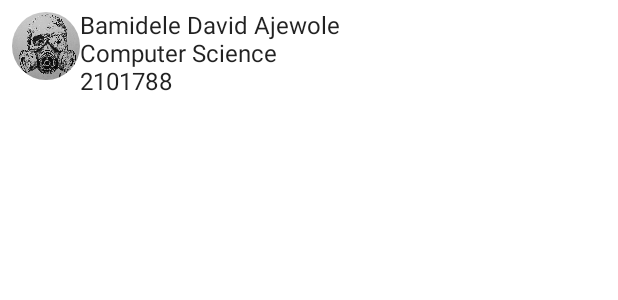
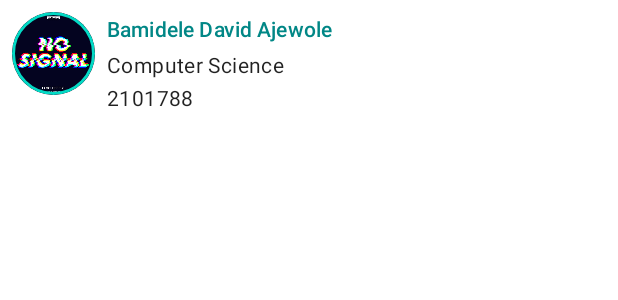
Before and after one commit to Bamidele1234/First_Compose_Project, an Android app built with Jetpack Compose: the @Preview function PreviewCard, on a phone screen of 412 x 824 dp. Shown: the top 300 px of the screen. Run offline under Robolectric (Android 15) with nearby library versions, the phone set to English and light mode, and no system bars.

Commit message:
Improved the design of the card

```diff
--- a/app/src/main/java/com/example/firstcomposable/MainActivity.kt
+++ b/app/src/main/java/com/example/firstcomposable/MainActivity.kt
@@ -28,6 +28,9 @@ class MainActivity : ComponentActivity() {
     override fun onCreate(savedInstanceState: Bundle?) {
         super.onCreate(savedInstanceState)
         setContent {
+            /**
+             * To improve the appearance of the composable using material design styling
+             */
             FirstComposableTheme {
                 Conversation(SampleData.conversationSample)
             }
@@ -103,23 +106,52 @@ fun MessageCard(msg: Message) {
 
 }
 
+/**
+ * Define the structure of data class Id
+ */
 data class Id(val name: String, val course: String, val regNo: Int)
 
 @Composable
 fun MyCard(identity: Id){
+    // The Image should be padded to follow material design guidelines
     Row(modifier = Modifier.padding(all = 8.dp)) {
         Image(
-            painter = painterResource(R.drawable.mypicture),
+            painter = painterResource(R.drawable.nosignal),
             contentDescription = "Student profile picture",
             modifier = Modifier
-                .size(45.dp)
+                // Set the image size
+                .size(55.dp)
+                // Clip the image to be shaped as a circle
                 .clip(CircleShape)
+                // Set the properties of the border
+                .border(1.5.dp, MaterialTheme.colors.secondary, CircleShape)
         )
 
+        // Add a horizontal space between the image and the column
+        Spacer(modifier = Modifier.width(8.dp))
+
         Column {
-            Text(text = identity.name)
-            Text(text = identity.course)
-            Text(text = identity.regNo.toString())
+            Text(
+                text = identity.name,
+                color = MaterialTheme.colors.secondaryVariant,
+                style = MaterialTheme.typography.subtitle2
+            )
+
+            // Add a vertical spacer between the name and the course texts
+            Spacer(modifier = Modifier.height(2.dp))
+
+            Text(
+                text = identity.course,
+                style = MaterialTheme.typography.body2
+            )
+
+            // Add a vertical spacer between the course and the regNo text
+            Spacer(modifier = Modifier.height(2.dp))
+
+            Text(
+                text = identity.regNo.toString(),
+                style = MaterialTheme.typography.body2
+            )
         }
     }
 
@@ -128,8 +160,12 @@ fun MyCard(identity: Id){
 @Preview
 @Composable
 fun PreviewCard(){
+    /**
+     * To improve the appearance of the composable using material design styling
+     */
     FirstComposableTheme {
-        MyCard(Id("Bamidele David Ajewole", "Computer Science", 2101788))
+        MyCard(
+            Id("Bamidele David Ajewole", "Computer Science", 2101788))
     }
 }
 
```
Also changed, not shown: app/src/main/res/drawable/cropped.png (deleted), app/src/main/res/drawable/me.png (deleted), app/src/main/res/drawable/nosignal.jpg (added), 1 other file.
